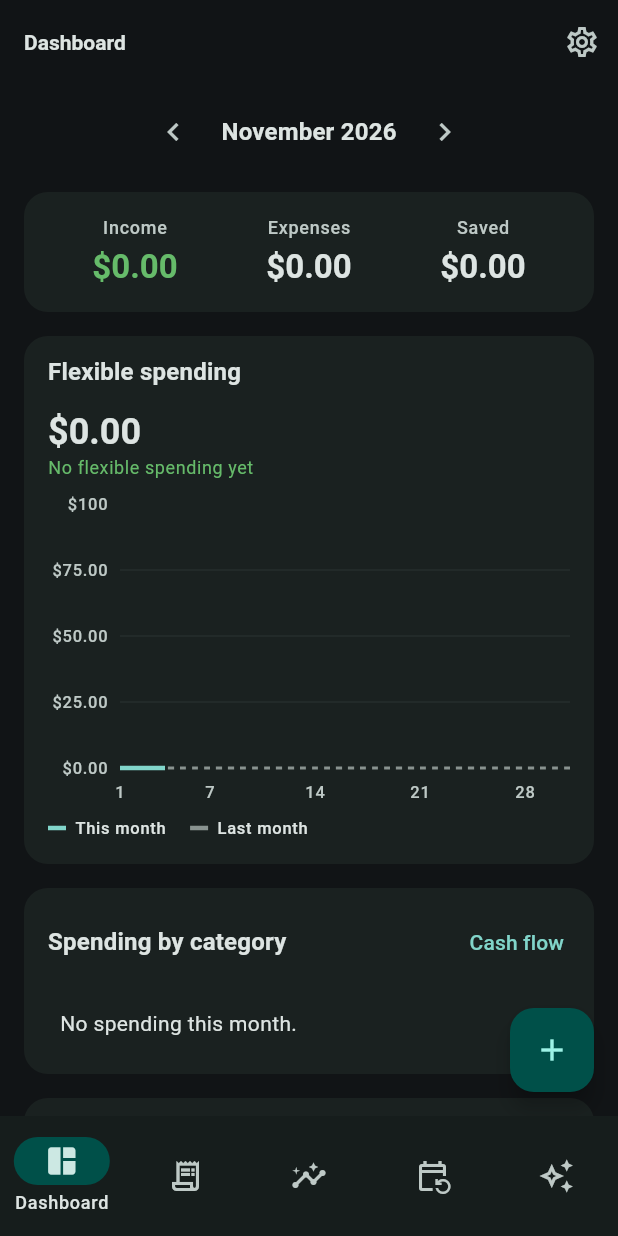
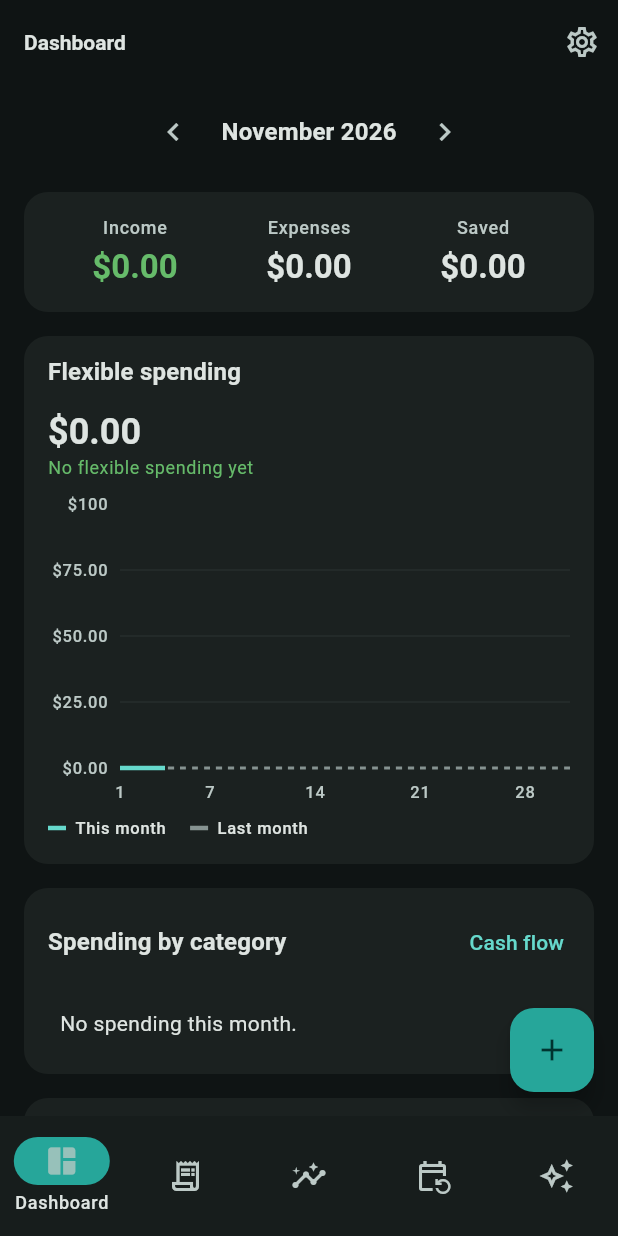
Before and after one commit to nathgoh/fei, a Flutter app: the screen it shows after launch, after a tap on the "chevron left" icon, after a tap on the "chevron right" icon, on a phone screen of 412 x 824 dp. Run offline on Flutter 3.47's test engine with Material 3 defaults, Android fonts, the phone set to English and light mode, and no system bars; drawn by our look-alikes of fl_chart; our stand-ins replace csv, drift, drift_flutter, file_picker, flutter_markdown_plus, flutter_riverpod and 2 more; accounts and stored records are empty; generated files the repository leaves out were written again.

Commit message:
Add appearance settings and dashboard jump to current month
- Settings → Appearance: accent colour (10 presets or a custom
  hue/saturation/brightness/hex picker) and background style
  (tinted, neutral, pure black), with a live preview; saved on device
- Palette uses the fidelity variant so it stays close to the chosen colour
- Dashboard shows a "Back to <current month>" chip when browsing
  another month
- Dialogs use a darker surface so text fields stay visible
- Tests for theme building, persistence, the picker and the chip

Co-Authored-By: Claude Opus 5.5 <noreply@anthropic.com>

```diff
--- /dev/null
+++ b/lib/state/appearance.dart
@@ -0,0 +1,51 @@
+import 'package:collection/collection.dart';
+import 'package:flutter/material.dart';
+import 'package:flutter_riverpod/flutter_riverpod.dart';
+
+import '../ui/theme.dart';
+import 'providers.dart';
+
+/// Device-local look-and-feel preferences (not synced).
+class Appearance {
+  const Appearance({this.accent = defaultAccent, this.background = BackgroundStyle.tinted});
+  final Color accent;
+  final BackgroundStyle background;
+
+  Appearance copyWith({Color? accent, BackgroundStyle? background}) =>
+      Appearance(accent: accent ?? this.accent, background: background ?? this.background);
+}
+
+class AppearanceNotifier extends Notifier<Appearance> {
+  static const _accentKey = 'appearance.accent';
+  static const _backgroundKey = 'appearance.background';
+
+  @override
+  Appearance build() {
+    final prefs = ref.watch(prefsProvider);
+    final accent = prefs.getInt(_accentKey);
+    final background = BackgroundStyle.values.firstWhereOrNull((b) => b.name == prefs.getString(_backgroundKey));
+    return Appearance(
+      accent: accent == null ? defaultAccent : Color(accent),
+      background: background ?? BackgroundStyle.tinted,
+    );
+  }
+
+  Future<void> setAccent(Color color) async {
+    state = state.copyWith(accent: color);
+    await ref.read(prefsProvider).setInt(_accentKey, color.toARGB32());
+  }
+
+  Future<void> setBackground(BackgroundStyle background) async {
+    state = state.copyWith(background: background);
+    await ref.read(prefsProvider).setString(_backgroundKey, background.name);
+  }
+
+  Future<void> reset() async {
+    state = const Appearance();
+    final prefs = ref.read(prefsProvider);
+    await prefs.remove(_accentKey);
+    await prefs.remove(_backgroundKey);
+  }
+}
+
+final appearanceProvider = NotifierProvider<AppearanceNotifier, Appearance>(AppearanceNotifier.new);
--- a/lib/ui/app.dart
+++ b/lib/ui/app.dart
@@ -1,11 +1,14 @@
 import 'package:flutter/material.dart';
+import 'package:flutter_riverpod/flutter_riverpod.dart';
 import 'package:go_router/go_router.dart';
 
+import '../state/appearance.dart';
 import 'assistant/assistant_screen.dart';
 import 'cashflow/cashflow_screen.dart';
 import 'dashboard/dashboard_screen.dart';
 import 'recurring/recurring_screen.dart';
 import 'settings/accounts_screen.dart';
+import 'settings/appearance_screen.dart';
 import 'settings/assistant_settings_screen.dart';
 import 'settings/categories_screen.dart';
 import 'settings/data_screen.dart';
@@ -51,6 +54,7 @@ final router = GoRouter(
         _page('accounts', const AccountsScreen()),
         _page('assistant', const AssistantSettingsScreen()),
         _page('data', const DataScreen()),
+        _page('appearance', const AppearanceScreen()),
       ],
     ),
   ],
@@ -113,16 +117,18 @@ class _Shell extends StatelessWidget {
   }
 }
 
-class FeiApp extends StatelessWidget {
+class FeiApp extends ConsumerWidget {
   const FeiApp({super.key});
 
   @override
-  Widget build(BuildContext context) {
+  Widget build(BuildContext context, WidgetRef ref) {
+    final look = ref.watch(appearanceProvider);
+    final theme = buildDarkTheme(accent: look.accent, background: look.background);
     return MaterialApp.router(
       title: 'Fei',
       debugShowCheckedModeBanner: false,
-      theme: buildDarkTheme(),
-      darkTheme: buildDarkTheme(),
+      theme: theme,
+      darkTheme: theme,
       themeMode: ThemeMode.dark,
       routerConfig: router,
     );
--- a/lib/ui/dashboard/dashboard_screen.dart
+++ b/lib/ui/dashboard/dashboard_screen.dart
@@ -21,6 +21,8 @@ class DashboardMonthNotifier extends Notifier<DateTime> {
   }
 
   void shift(int delta) => state = DateTime(state.year, state.month + delta);
+
+  void goToCurrent() => state = build();
 }
 
 final dashboardMonthProvider = NotifierProvider<DashboardMonthNotifier, DateTime>(DashboardMonthNotifier.new);
@@ -69,12 +71,28 @@ class DashboardScreen extends ConsumerWidget {
           final upcomingCard = const _UpcomingCard();
           final recentCard = _RecentCard(txns: thisMonth, month: month);
 
-          final header = Center(
-            child: PeriodSwitcher(
-              label: formatMonthYear(month.year, month.month),
-              onPrevious: () => ref.read(dashboardMonthProvider.notifier).shift(-1),
-              onNext: () => ref.read(dashboardMonthProvider.notifier).shift(1),
-            ),
+          final header = Column(
+            children: [
+              PeriodSwitcher(
+                label: formatMonthYear(month.year, month.month),
+                onPrevious: () => ref.read(dashboardMonthProvider.notifier).shift(-1),
+                onNext: () => ref.read(dashboardMonthProvider.notifier).shift(1),
+              ),
+              // Only shown when browsing another month.
+              AnimatedSize(
+                duration: const Duration(milliseconds: 200),
+                child: isCurrent
+                    ? const SizedBox(width: double.infinity)
+                    : Padding(
+                        padding: const EdgeInsets.only(top: 4),
+                        child: ActionChip(
+                          avatar: const Icon(Icons.today, size: 18),
+                          label: Text('Back to ${formatMonthYear(now.year, now.month)}'),
+                          onPressed: ref.read(dashboardMonthProvider.notifier).goToCurrent,
+                        ),
+                      ),
+              ),
+            ],
           );
 
           if (context.isWide) {
--- a/lib/ui/settings/settings_screen.dart
+++ b/lib/ui/settings/settings_screen.dart
@@ -31,6 +31,8 @@ class SettingsScreen extends StatelessWidget {
           constraints: const BoxConstraints(maxWidth: 720),
           child: ListView(
             children: [
+              header('Personalize'),
+              tile(Icons.palette_outlined, 'Appearance', 'Accent colour and background', '/settings/appearance'),
               header('Organize'),
               tile(
                 Icons.category_outlined,
--- a/lib/ui/theme.dart
+++ b/lib/ui/theme.dart
@@ -1,6 +1,4 @@
 import 'package:flutter/material.dart';
-
-const _seed = Color(0xFF26A69A);
 
 /// Income is green; expenses use the normal text colour, as in Monarch.
 const incomeGreen = Color(0xFF66BB6A);
@@ -9,8 +7,72 @@ const negativeRed = Color(0xFFEF5350);
 /// Expense bars in charts, distinct from the income green.
 const expenseOrange = Color(0xFFFF8A65);
 
-ThemeData buildDarkTheme() {
-  final scheme = ColorScheme.fromSeed(seedColor: _seed, brightness: Brightness.dark, surface: const Color(0xFF111416));
+/// Accent presets offered in Settings → Appearance.
+const accentPresets = <String, Color>{
+  'Teal': Color(0xFF26A69A),
+  'Blue': Color(0xFF2979FF),
+  'Indigo': Color(0xFF5C6BC0),
+  'Purple': Color(0xFF8E24AA),
+  'Pink': Color(0xFFEC407A),
+  'Red': Color(0xFFE53935),
+  'Orange': Color(0xFFFF7043),
+  'Amber': Color(0xFFFFB300),
+  'Green': Color(0xFF43A047),
+  'Slate': Color(0xFF607D8B),
+};
+
+const defaultAccent = Color(0xFF26A69A);
+
+enum BackgroundStyle {
+  /// Dark surfaces tinted towards the accent colour.
+  tinted,
+
+  /// Neutral greys with no tint.
+  neutral,
+
+  /// True black, which saves power on OLED screens.
+  black,
+}
+
+String backgroundLabel(BackgroundStyle b) => switch (b) {
+  BackgroundStyle.tinted => 'Tinted',
+  BackgroundStyle.neutral => 'Neutral',
+  BackgroundStyle.black => 'Pure black',
+};
+
+/// Surface tones (surface, lowest, low, container, high, highest) for the
+/// untinted styles.
+const _neutralSurfaces = [0xFF121212, 0xFF0D0D0D, 0xFF1A1A1A, 0xFF1F1F1F, 0xFF292929, 0xFF333333];
+const _blackSurfaces = [0xFF000000, 0xFF000000, 0xFF0B0B0B, 0xFF131313, 0xFF1D1D1D, 0xFF272727];
+
+ColorScheme buildColorScheme({Color accent = defaultAccent, BackgroundStyle background = BackgroundStyle.tinted}) {
+  // "fidelity" keeps the generated primary close to the chosen colour, so a
+  // swatch looks like what you get.
+  final scheme = ColorScheme.fromSeed(
+    seedColor: accent,
+    brightness: Brightness.dark,
+    dynamicSchemeVariant: DynamicSchemeVariant.fidelity,
+  );
+  final tones = switch (background) {
+    BackgroundStyle.tinted => null,
+    BackgroundStyle.neutral => _neutralSurfaces,
+    BackgroundStyle.black => _blackSurfaces,
+  };
+  if (tones == null) return scheme;
+  return scheme.copyWith(
+    surface: Color(tones[0]),
+    surfaceContainerLowest: Color(tones[1]),
+    surfaceContainerLow: Color(tones[2]),
+    surfaceContainer: Color(tones[3]),
+    surfaceContainerHigh: Color(tones[4]),
+    surfaceContainerHighest: Color(tones[5]),
+    surfaceDim: Color(tones[0]),
+    surfaceBright: Color(tones[5]),
+  );
+}
+
+ThemeData buildDarkTheme({Color accent = defaultAccent, BackgroundStyle background = BackgroundStyle.tinted}) {
+  final scheme = buildColorScheme(accent: accent, background: background);
   final base = ThemeData(useMaterial3: true, colorScheme: scheme, brightness: Brightness.dark);
   return base.copyWith(
     scaffoldBackgroundColor: scheme.surface,
@@ -38,6 +100,10 @@ ThemeData buildDarkTheme() {
       backgroundColor: scheme.surfaceContainerLow,
       indicatorColor: scheme.primaryContainer,
     ),
+    navigationRailTheme: NavigationRailThemeData(backgroundColor: scheme.surface),
+    bottomSheetTheme: BottomSheetThemeData(backgroundColor: scheme.surfaceContainerLow),
+    // One step below input fills (surfaceContainerHigh) so text fields stay visible in dialogs.
+    dialogTheme: DialogThemeData(backgroundColor: scheme.surfaceContainer),
   );
 }
 
```
Also changed, not shown: lib/ui/settings/appearance_screen.dart (added, +417 -0 lines), 1 other file.
